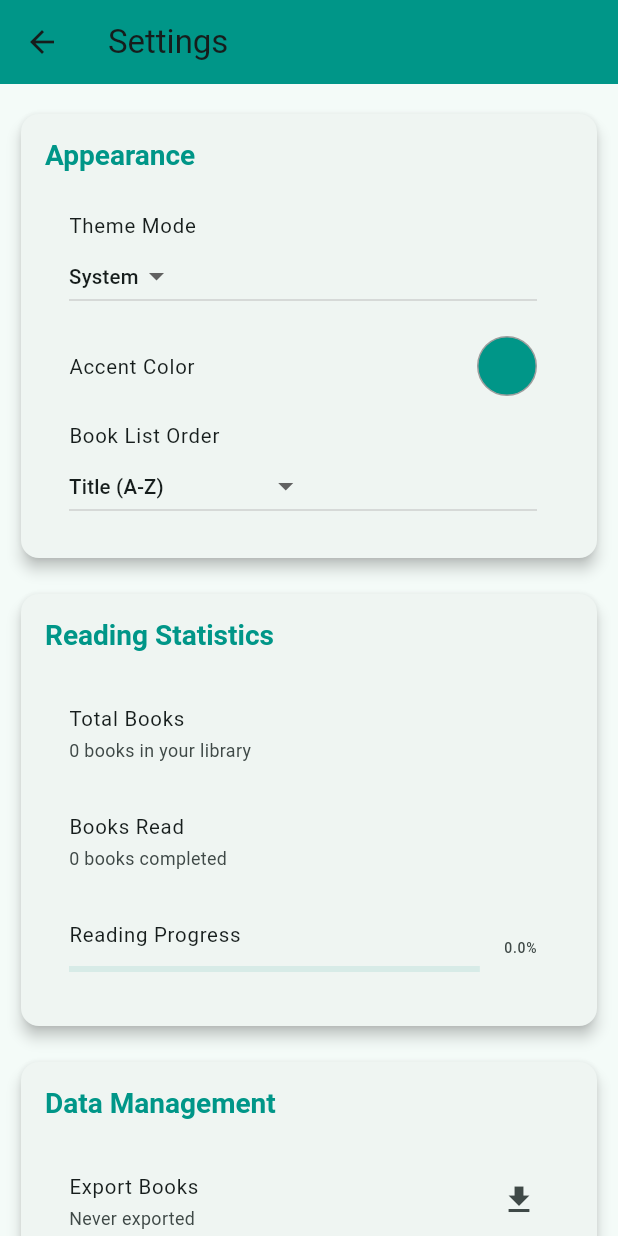
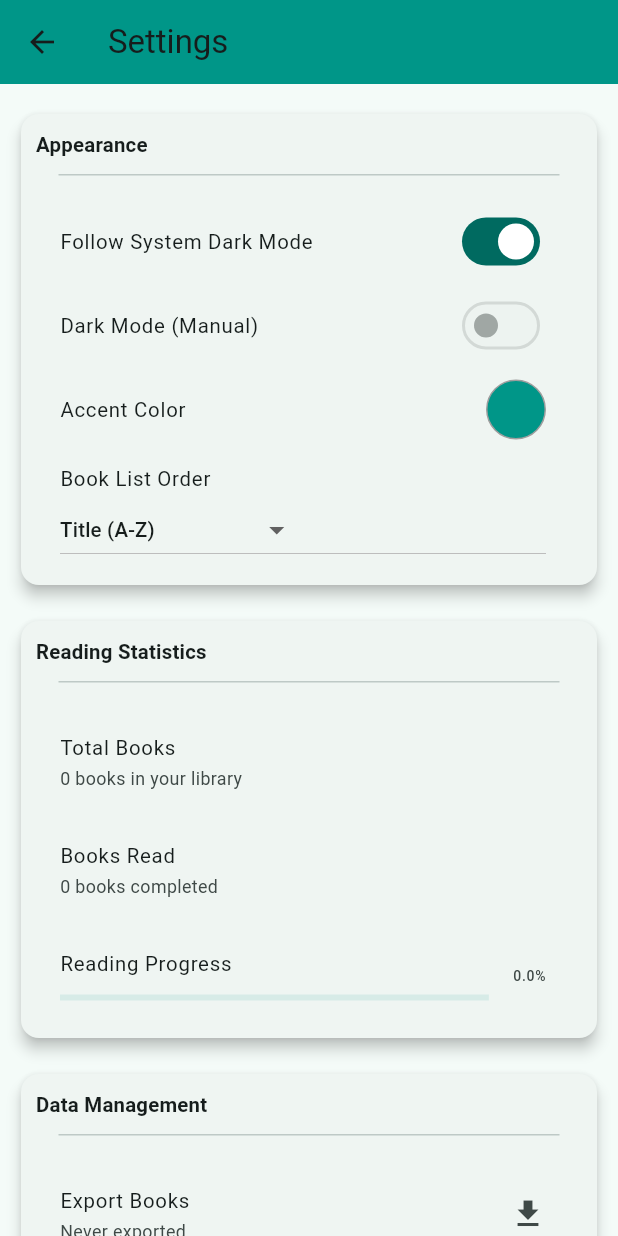
Before and after one commit to art-was-here/mybooknook, a Flutter app: the SettingsScreen screen opened by its route, on a phone screen of 412 x 824 dp. Run offline on Flutter 3.47's test engine with Material 3 defaults, Android fonts, the phone set to English and light mode, and no system bars; our stand-ins replace cloud_firestore, firebase_auth, firebase_core, flutter_expandable_fab, google_sign_in, image_picker and 3 more; missing offline and left inert: barcode_scan2, google_mlkit_text_recognition, googleapis; accounts and stored records are empty.

Commit message:
make top/bottom padding equal, update settings page styling

```diff
--- a/lib/screens/settings_screen.dart
+++ b/lib/screens/settings_screen.dart
@@ -209,44 +209,48 @@ class _SettingsScreenState extends State<SettingsScreen> {
                 borderRadius: BorderRadius.circular(12),
               ),
               child: Padding(
-                padding: const EdgeInsets.all(16.0),
+                padding: const EdgeInsets.fromLTRB(10.0, 10.0, 10.0, 5.0),
                 child: Column(
                   crossAxisAlignment: CrossAxisAlignment.start,
                   children: [
                     Text(
                       'Appearance',
-                      style: Theme.of(context).textTheme.titleLarge?.copyWith(
-                            color: widget.accentColor,
+                      style: Theme.of(context).textTheme.titleMedium?.copyWith(
                             fontWeight: FontWeight.bold,
                           ),
                     ),
+                    const SizedBox(height: 10),
+                    Padding(
+                      padding: const EdgeInsets.symmetric(horizontal: 15.0),
+                      child: const Divider(height: 1),
+                    ),
                     const SizedBox(height: 16),
                     ListTile(
-                      title: const Text('Theme Mode'),
-                      subtitle: DropdownButton<ThemeMode>(
-                        value: _themeMode,
-                        items: const [
-                          DropdownMenuItem(
-                            value: ThemeMode.system,
-                            child: Text('System'),
-                          ),
-                          DropdownMenuItem(
-                            value: ThemeMode.light,
-                            child: Text('Light'),
-                          ),
-                          DropdownMenuItem(
-                            value: ThemeMode.dark,
-                            child: Text('Dark'),
-                          ),
-                        ],
+                      title: const Text('Follow System Dark Mode'),
+                      trailing: Switch(
+                        value: _themeMode == ThemeMode.system,
                         onChanged: (value) {
-                          if (value != null) {
-                            setState(() {
-                              _themeMode = value;
-                            });
-                            _saveThemeMode(value);
-                          }
+                          setState(() {
+                            _themeMode =
+                                value ? ThemeMode.system : ThemeMode.light;
+                          });
+                          _saveThemeMode(_themeMode);
                         },
+                      ),
+                    ),
+                    ListTile(
+                      title: const Text('Dark Mode (Manual)'),
+                      trailing: Switch(
+                        value: _themeMode == ThemeMode.dark,
+                        onChanged: _themeMode == ThemeMode.system
+                            ? null
+                            : (value) {
+                                setState(() {
+                                  _themeMode =
+                                      value ? ThemeMode.dark : ThemeMode.light;
+                                });
+                                _saveThemeMode(_themeMode);
+                              },
                       ),
                     ),
                     ListTile(
@@ -312,16 +316,20 @@ class _SettingsScreenState extends State<SettingsScreen> {
                 borderRadius: BorderRadius.circular(12),
               ),
               child: Padding(
-                padding: const EdgeInsets.all(16.0),
+                padding: const EdgeInsets.fromLTRB(10.0, 10.0, 10.0, 5.0),
                 child: Column(
                   crossAxisAlignment: CrossAxisAlignment.start,
                   children: [
                     Text(
                       'Reading Statistics',
-                      style: Theme.of(context).textTheme.titleLarge?.copyWith(
-                            color: widget.accentColor,
+                      style: Theme.of(context).textTheme.titleMedium?.copyWith(
                             fontWeight: FontWeight.bold,
                           ),
+                    ),
+                    const SizedBox(height: 10),
+                    Padding(
+                      padding: const EdgeInsets.symmetric(horizontal: 15.0),
+                      child: const Divider(height: 1),
                     ),
                     const SizedBox(height: 16),
                     ListTile(
@@ -355,16 +363,20 @@ class _SettingsScreenState extends State<SettingsScreen> {
                 borderRadius: BorderRadius.circular(12),
               ),
               child: Padding(
-                padding: const EdgeInsets.all(16.0),
+                padding: const EdgeInsets.fromLTRB(10.0, 10.0, 10.0, 5.0),
                 child: Column(
                   crossAxisAlignment: CrossAxisAlignment.start,
                   children: [
                     Text(
                       'Data Management',
-                      style: Theme.of(context).textTheme.titleLarge?.copyWith(
-                            color: widget.accentColor,
+                      style: Theme.of(context).textTheme.titleMedium?.copyWith(
                             fontWeight: FontWeight.bold,
                           ),
+                    ),
+                    const SizedBox(height: 10),
+                    Padding(
+                      padding: const EdgeInsets.symmetric(horizontal: 15.0),
+                      child: const Divider(height: 1),
                     ),
                     const SizedBox(height: 16),
                     ListTile(
--- a/lib/widgets/home_screen/list_item.dart
+++ b/lib/widgets/home_screen/list_item.dart
@@ -39,6 +39,8 @@ class _ListItemState extends State<ListItem> {
           child: Card(
             elevation: 2,
             color: widget.accentColor.withOpacity(0.1),
+            child: Padding(
+              padding: const EdgeInsets.fromLTRB(10.0, 10.0, 10.0, 5.0),
               child: Column(
                 crossAxisAlignment: CrossAxisAlignment.start,
                 children: [
@@ -81,7 +83,8 @@ class _ListItemState extends State<ListItem> {
                             final book = bookWithList.book;
                             final isFirstBook =
                                 bookWithList == widget.books?.first;
-                          final isLastBook = bookWithList == widget.books?.last;
+                            final isLastBook =
+                                bookWithList == widget.books?.last;
 
                             return ListTile(
                               contentPadding:
@@ -114,6 +117,7 @@ class _ListItemState extends State<ListItem> {
               ),
             ),
           ),
+        ),
       ],
     );
   }
```
Also changed, not shown: lib/screens/profile_screen.dart (+5 -5 lines). Lines whose indentation alone changed are shown as unchanged.
